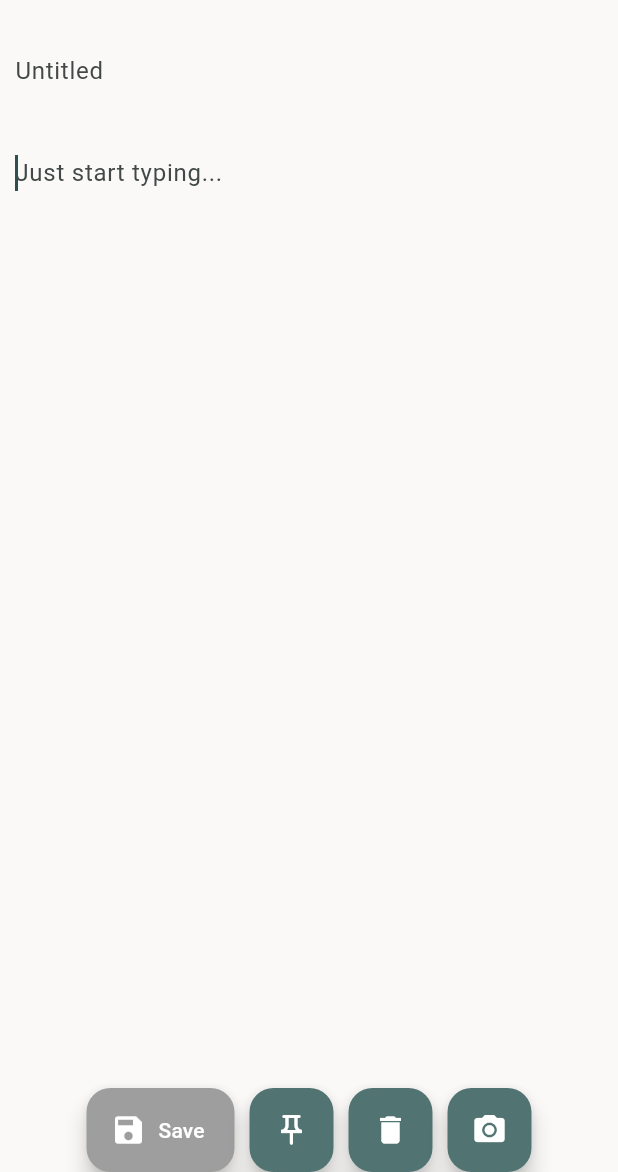
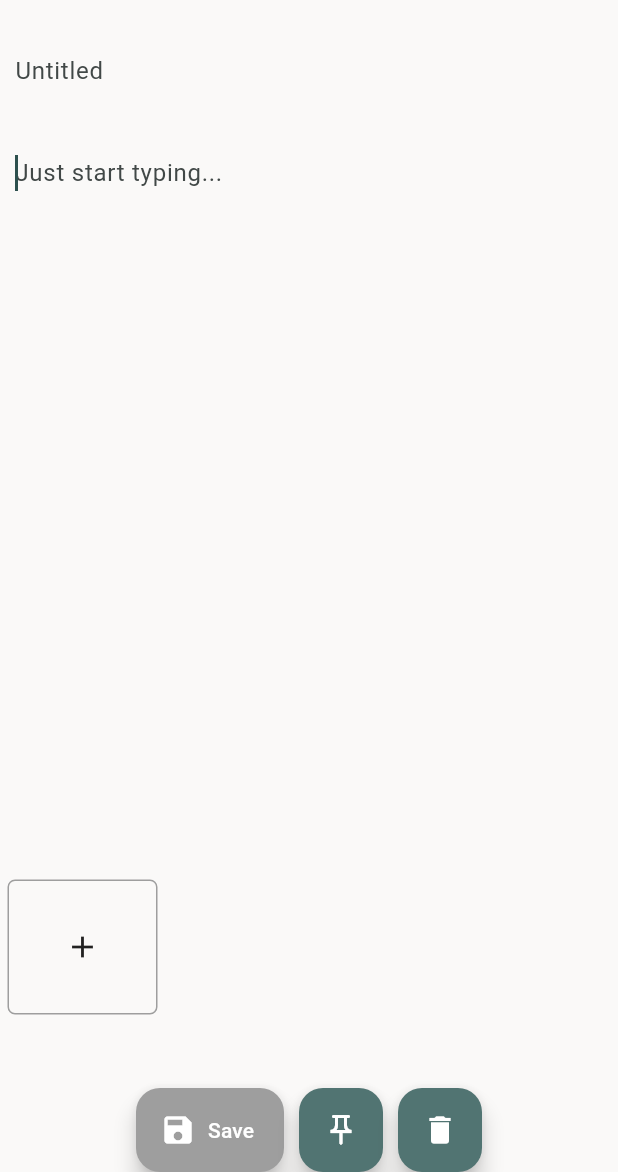
Before and after one commit to powerninja/flutter_zaptap, a Flutter app: the screen it shows after launch, on a phone screen of 412 x 824 dp, the part 64-1236 px from its top. Run offline on Flutter 3.47's test engine with Material 3 defaults, Android fonts, the phone set to English and light mode, and no system bars; our stand-ins replace image_picker, sqflite; accounts and stored records are empty; Roboto replaces fonts that are missing (M_PLUS_Rounded_1c).

Commit message:
feat: 複数の画像を選択できるようにする

```diff
--- a/lib/screens/home_screen.dart
+++ b/lib/screens/home_screen.dart
@@ -46,9 +46,7 @@ class _MemoScreenState extends State<MemoScreen>
   bool isButtonEnabled = false;
   // 選択された画像のパス
   String? _selectedImagePath;
-  // 選択された画像
-  File? _selectedImage;
-  //
+  //選択された画像
   List<File> _selectedImages = [];
 
   // 初期化
@@ -132,8 +130,15 @@ class _MemoScreenState extends State<MemoScreen>
     final pickedFiles = await picker.pickMultiImage();
     if (pickedFiles != null) {
       setState(() {
-        _selectedImages = pickedFiles.map((file) => File(file.path)).toList();
+        if (_selectedImages.length + pickedFiles.length <= 5) {
+          _selectedImages.addAll(pickedFiles.map((file) => File(file.path)));
           isButtonEnabled = true;
+        } else {
+          // 選択できる画像の枚数が5枚を超える場合は、エラーメッセージを表示するなどの処理を行う
+          ScaffoldMessenger.of(context).showSnackBar(
+            const SnackBar(content: Text('選択できる画像は最大5枚までです。')),
+          );
+        }
       });
     }
   }
@@ -143,8 +148,9 @@ class _MemoScreenState extends State<MemoScreen>
       height: 100,
       child: ListView.builder(
         scrollDirection: Axis.horizontal,
-        itemCount: _selectedImages.length,
+        itemCount: _selectedImages.length + 1,
         itemBuilder: (context, index) {
+          if (index < _selectedImages.length) {
             return Stack(
               children: [
                 GestureDetector(
@@ -181,6 +187,22 @@ class _MemoScreenState extends State<MemoScreen>
                 ),
               ],
             );
+          } else {
+            return _selectedImages.length < 5
+                ? GestureDetector(
+                    onTap: _getImagePath,
+                    child: Container(
+                      margin: const EdgeInsets.all(5),
+                      width: 100,
+                      decoration: BoxDecoration(
+                        border: Border.all(color: Colors.grey),
+                        borderRadius: BorderRadius.circular(5),
+                      ),
+                      child: const Icon(Icons.add),
+                    ),
+                  )
+                : const SizedBox();
+          }
         },
       ),
     );
@@ -345,16 +367,6 @@ class _MemoScreenState extends State<MemoScreen>
                         },
                       ),
                     ),
-                    // TODO: 保存ボタンを押下したら画像を非表示にする
-                    // TODO: 選択した画像を削除するボタンを追加
-                    _selectedImage == null
-                        ? const SizedBox()
-                        : Image.file(
-                            _selectedImage!,
-                            height: 200,
-                            width: double.infinity,
-                            fit: BoxFit.cover,
-                          ),
                   ],
                 ),
               ),
@@ -442,7 +454,7 @@ class _MemoScreenState extends State<MemoScreen>
                       setState(() {
                         isFavorite = 0;
                         isButtonEnabled = false;
-                        _selectedImage = null;
+                        _selectedImages = [];
                       });
                     }
                   : null,
@@ -474,18 +486,8 @@ class _MemoScreenState extends State<MemoScreen>
                 setState(() {
                   isFavorite = 0;
                   isButtonEnabled = false;
-                  _selectedImage = null;
+                  _selectedImages = [];
                 });
-              },
-            ),
-          // // ボタン間のスペース
-          const SizedBox(width: 10.0),
-          // カメラボタン
-          if (_isShowingMemoDetail)
-            FloatingActionButton(
-              child: const Icon(Icons.camera_alt),
-              onPressed: () async {
-                await _getImagePath();
               },
             ),
         ],
```
Lines whose indentation alone changed are shown as unchanged.
